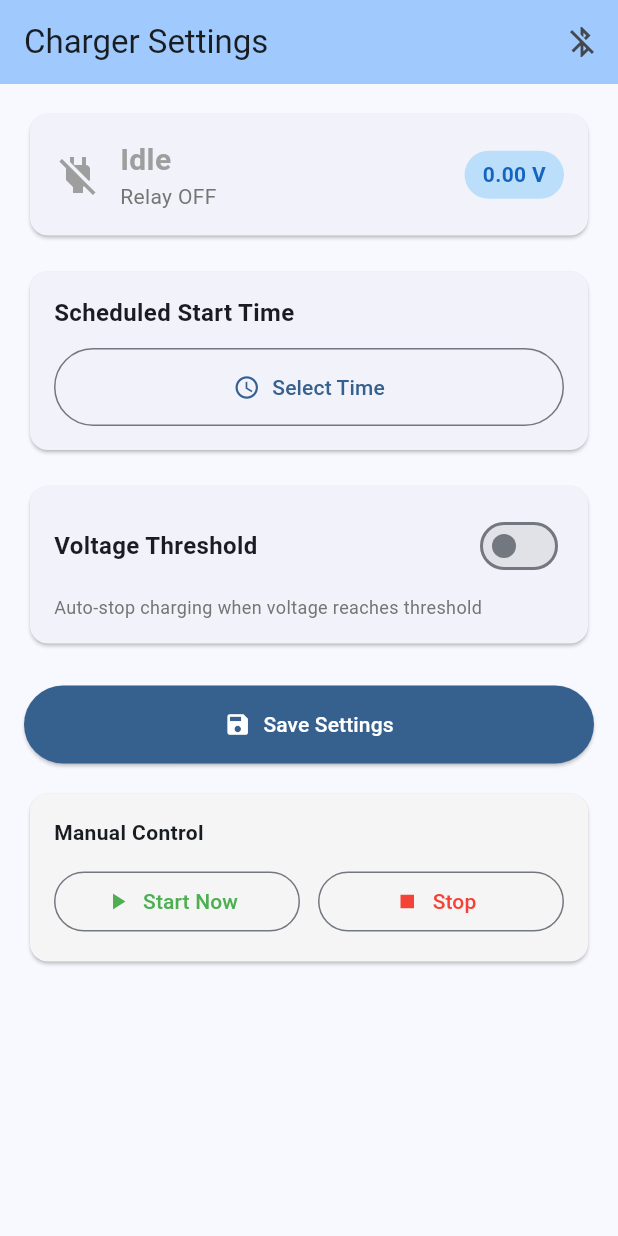
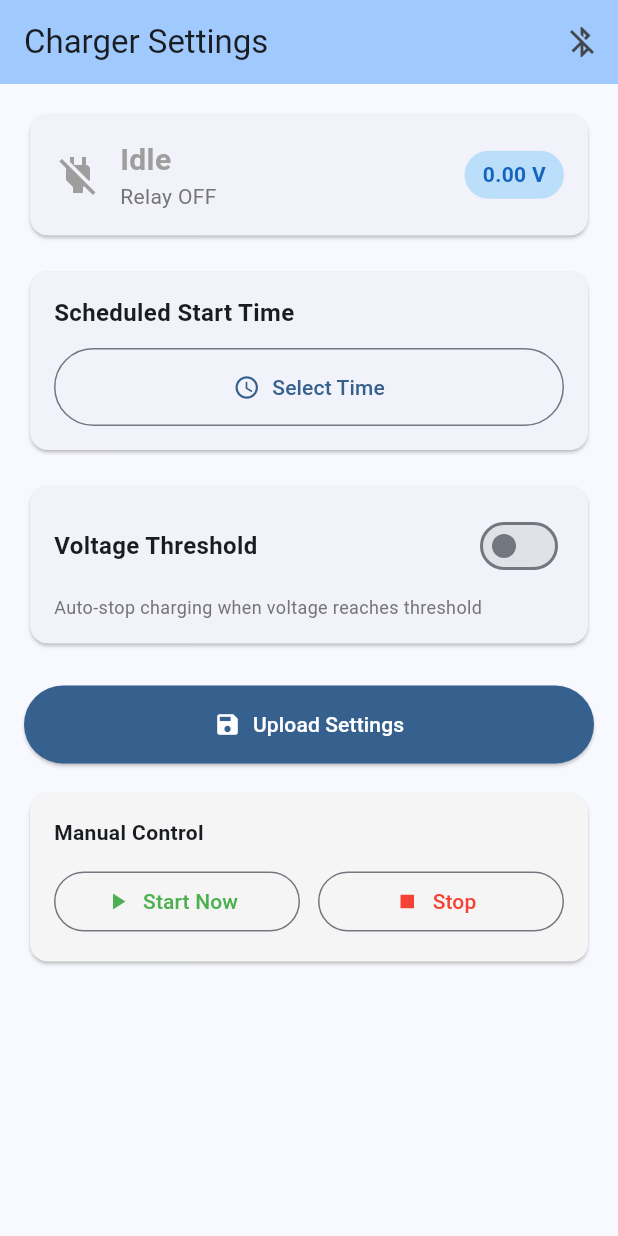
Before and after one commit to FreiPaul/ESP32-Smart-Charge, a Flutter app: the SettingsScreen screen opened directly with empty values, on a phone screen of 412 x 824 dp. Run offline on Flutter 3.47's test engine with Material 3 defaults, Android fonts, the phone set to English and light mode, and no system bars; our stand-ins replace flutter_blue_plus.

Commit message:
wording save -> upload

```diff
--- a/mobile-app/lib/screens/settings_screen.dart
+++ b/mobile-app/lib/screens/settings_screen.dart
@@ -405,7 +405,7 @@ class _SettingsScreenState extends State<SettingsScreen> {
                 child: CircularProgressIndicator(strokeWidth: 2),
               )
             : const Icon(Icons.save),
-        label: Text(_isLoading ? 'Saving...' : 'Save Settings'),
+        label: Text(_isLoading ? 'Uploading...' : 'Upload Settings'),
         style: ElevatedButton.styleFrom(
           padding: const EdgeInsets.symmetric(vertical: 16),
           backgroundColor: Theme.of(context).colorScheme.primary,
```
Also changed, not shown: 1 other file.
